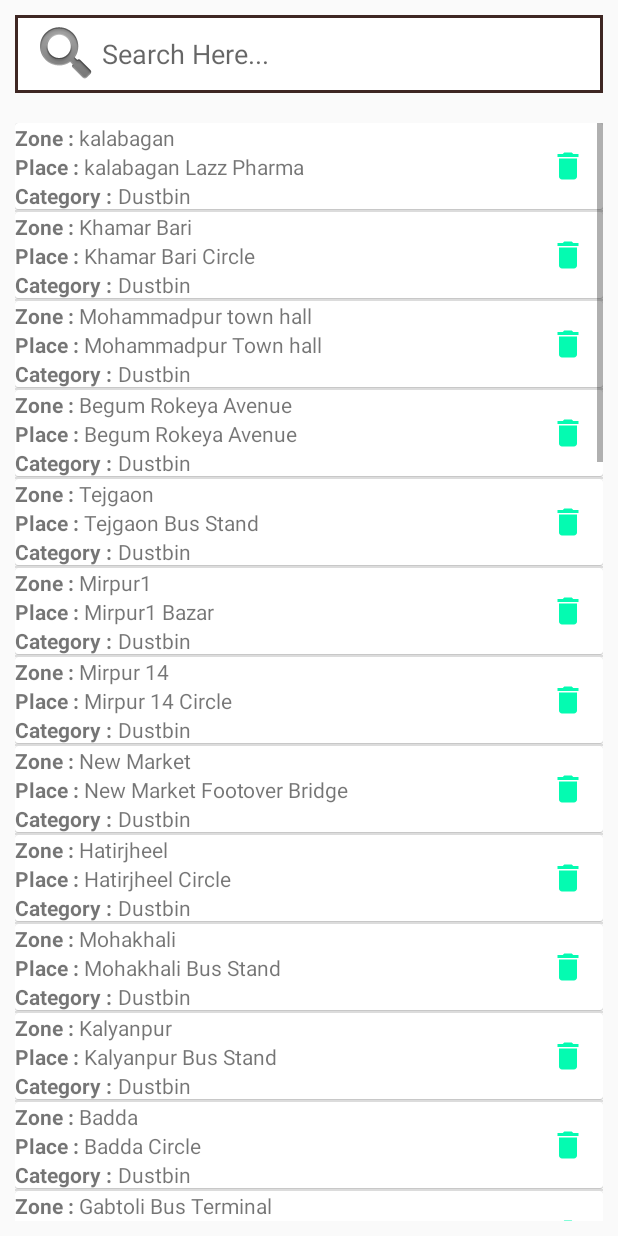
After one commit to tanvir-durlove/Locator, an Android app: the SearchActivity screen opened directly, with no data from a screen before it, on a phone screen of 412 x 824 dp. The commit adds this screen. Run offline under Robolectric (Android 15) with nearby library versions, the phone set to English and light mode, and no system bars.

Commit message:
Offline Search functionality added

```diff
--- /dev/null
+++ b/app/src/main/java/rifat/finalproject/locator/ListViewAdapter.java
@@ -0,0 +1,123 @@
+package rifat.finalproject.locator;
+
+import java.util.ArrayList;
+import java.util.List;
+import java.util.Locale;
+
+import android.content.Context;
+import android.content.Intent;
+import android.view.LayoutInflater;
+import android.view.View;
+import android.view.ViewGroup;
+import android.widget.BaseAdapter;
+import android.widget.ImageView;
+import android.widget.TextView;
+import android.view.View.OnClickListener;
+
+public class ListViewAdapter extends BaseAdapter {
+
+    // Declare Variables
+    Context mContext;
+    LayoutInflater inflater;
+    private List<SearchModel> worldpopulationlist = null;
+    private ArrayList<SearchModel> arraylist;
+
+    public ListViewAdapter(Context context,
+                           List<SearchModel> worldpopulationlist) {
+        mContext = context;
+        this.worldpopulationlist = worldpopulationlist;
+        inflater = LayoutInflater.from(mContext);
+        this.arraylist = new ArrayList<SearchModel>();
+        this.arraylist.addAll(worldpopulationlist);
+    }
+
+    public class ViewHolder {
+        TextView rank;
+        TextView country;
+        TextView population;
+        ImageView flag;
+    }
+
+    @Override
+    public int getCount() {
+        return worldpopulationlist.size();
+    }
+
+    @Override
+    public SearchModel getItem(int position) {
+        return worldpopulationlist.get(position);
+    }
+
+    @Override
+    public long getItemId(int position) {
+        return position;
+    }
+
+    public View getView(final int position, View view, ViewGroup parent) {
+        final ViewHolder holder;
+        if (view == null) {
+            holder = new ViewHolder();
+            view = inflater.inflate(R.layout.listview_item, null);
+            // Locate the TextViews in listview_item.xml
+            holder.rank = (TextView) view.findViewById(R.id.rank);
+            holder.country = (TextView) view.findViewById(R.id.country);
+            holder.population = (TextView) view.findViewById(R.id.population);
+            // Locate the ImageView in listview_item.xml
+            holder.flag = (ImageView) view.findViewById(R.id.flag);
+            view.setTag(holder);
+        } else {
+            holder = (ViewHolder) view.getTag();
+        }
+        // Set the results into TextViews
+        holder.rank.setText(worldpopulationlist.get(position).getRank());
+        holder.country.setText(worldpopulationlist.get(position).getCountry());
+        holder.population.setText(worldpopulationlist.get(position)
+                .getPopulation());
+        // Set the results into ImageView
+        holder.flag.setImageResource(worldpopulationlist.get(position)
+                .getFlag());
+        // Listen for ListView Item Click
+        view.setOnClickListener(new OnClickListener() {
+
+            @Override
+            public void onClick(View arg0) {
+                // Send single item click data to SingleItemView Class
+                Intent intent = new Intent(mContext, SingleItemView.class);
+                // Pass all data rank
+                intent.putExtra("rank",
+                        (worldpopulationlist.get(position).getRank()));
+                // Pass all data country
+                intent.putExtra("country",
+                        (worldpopulationlist.get(position).getCountry()));
+                // Pass all data population
+                intent.putExtra("population",
+                        (worldpopulationlist.get(position).getPopulation()));
+                // Pass all data flag
+                intent.putExtra("flag",
+                        (worldpopulationlist.get(position).getFlag()));
+                // Start SingleItemView Class
+                mContext.startActivity(intent);
+            }
+        });
+
+        return view;
+    }
+
+    // Filter Class
+    public void filter(String charText) {
+        charText = charText.toLowerCase(Locale.getDefault());
+        worldpopulationlist.clear();
+        if (charText.length() == 0) {
+            worldpopulationlist.addAll(arraylist);
+        } else {
+            for (SearchModel wp : arraylist) {
+                if (wp.getCountry().toLowerCase(Locale.getDefault())
+                        .contains(charText)) {
+                    worldpopulationlist.add(wp);
+                }
+            }
+        }
+        notifyDataSetChanged();
+    }
+
+}
--- /dev/null
+++ b/app/src/main/java/rifat/finalproject/locator/SearchActivity.java
@@ -0,0 +1,111 @@
+package rifat.finalproject.locator;
+
+import android.os.Bundle;
+import java.util.ArrayList;
+import java.util.Locale;
+
+import android.app.Activity;
+import android.text.Editable;
+import android.text.TextWatcher;
+import android.widget.EditText;
+import android.widget.ListView;
+
+
+public class SearchActivity extends Activity {
+
+    // Declare Variables
+    ListView list;
+    ListViewAdapter adapter;
+    EditText editsearch;
+    String[] zone;
+    String[] place;
+    String[] category;
+    int[] flag;
+    ArrayList<SearchModel> arraylist = new ArrayList<SearchModel>();
+
+    @Override
+    public void onCreate(Bundle savedInstanceState) {
+        super.onCreate(savedInstanceState);
+        setContentView(R.layout.activity_search);
+
+        // Generate sample data
+        zone = new String[] {"kalabagan","Khamar Bari","Mohammadpur town hall","Begum Rokeya Avenue","Tejgaon",
+                "Mirpur1","Mirpur 14","New Market","Hatirjheel","Mohakhali",
+                "Kalyanpur","Badda","Gabtoli Bus Terminal","Gulistan","Jatrabari","Shahabag","Shankar","Dhanmondi 1", "Dhanmondi 2", "Rayer bazar","Mohammadpur 1", "Mohammadpur 2",
+                "Kalyanpur","Farmget 1", "Farmget 2","Tejgaon", "Panthapath","Science lab","New market ",
+                "Hatirjheel","Mirpur-1 1","Mirpur-1 2","Mirpur-1 3", "Mirpur-10","Gabtoli","Bijoy Sarani","Badda","Chandrima Udyan Rd",
+                "Paikpara","Indira Road","Mohakhali"};
+
+        place = new String[] {"kalabagan Lazz Pharma","Khamar Bari Circle","Mohammadpur Town hall","Begum Rokeya Avenue",
+                "Tejgaon Bus Stand","Mirpur1 Bazar","Mirpur 14 Circle","New Market Footover Bridge","Hatirjheel Circle",
+                "Mohakhali Bus Stand","Kalyanpur Bus Stand","Badda Circle",
+                "Gabtoli Bus Terminal","Gulistan DCC Market","Jatrabari Near Flyover","Shahabag Circle",
+                "Shankar Bus Stand","12 Dhanmondi Lake Rd, Dhaka 1205", "7Dhanmondi Lake Rd, Dhaka 1205",
+                "Rayer bazaar circle","Mohammadpur Basilla Road","Mohammadpur Khilji Rd",
+                "Kalyanpur Foot Over Bridge","Farmget Park","Farmgate Foot Over Bridge, Dhaka 1215",
+                "Tejgaon  Truck Stand Road","Panthapath Bir Uttam CR Dutta Rd",
+                "Science lab Noor Mansion (Gausia), 2nd floor",
+                "New market 18 Garden Road","Hatirjheel Bridge","Mirpur 1 Zoo Road",
+                "Sha Ali Market Mirpur 1","Mirpur Buddijibi Graveyard","Mirpur 10 Stadium","Gabtoli Bus Terminal Internal Rd",
+                "Bijoy Sarani Begum Rokeya Sarani Link Road","Badda Rd No 13, Dhaka 1212","Chandrima Udyan Rd",
+                "81 Panir Pumper Goli, Dhaka 1216","Indira Road, Dhaka 1215","Mohakhali Rail Gate"};
+
+        category = new String[] {"Dustbin","Dustbin","Dustbin","Dustbin","Dustbin","Dustbin","Dustbin","Dustbin","Dustbin","Dustbin",
+                "Dustbin","Dustbin","Dustbin","Dustbin","Dustbin","Dustbin","Dustbin","Toilet","Toilet","Toilet","Toilet","Toilet",
+                "Toilet","Toilet","Toilet","Toilet","Toilet","Toilet","Toilet","Toilet","Toilet","Toilet","Toilet","Toilet","Toilet",
+                "Toilet","Toilet","Toilet","Toilet","Toilet","Toilet"};
+
+        flag = new int[] { R.drawable.ic_delete_black_24dp,R.drawable.ic_delete_black_24dp,R.drawable.ic_delete_black_24dp,R.drawable.ic_delete_black_24dp,
+                R.drawable.ic_delete_black_24dp,R.drawable.ic_delete_black_24dp,R.drawable.ic_delete_black_24dp,R.drawable.ic_delete_black_24dp,
+                R.drawable.ic_delete_black_24dp,R.drawable.ic_delete_black_24dp,R.drawable.ic_delete_black_24dp,R.drawable.ic_delete_black_24dp,
+                R.drawable.ic_delete_black_24dp,R.drawable.ic_delete_black_24dp,R.drawable.ic_delete_black_24dp,R.drawable.ic_delete_black_24dp,
+                R.drawable.ic_delete_black_24dp,
+                R.drawable.toilet,R.drawable.toilet,R.drawable.toilet,R.drawable.toilet,R.drawable.toilet,R.drawable.toilet,R.drawable.toilet,
+                R.drawable.toilet,R.drawable.toilet,R.drawable.toilet,R.drawable.toilet,R.drawable.toilet,R.drawable.toilet,R.drawable.toilet,
+                R.drawable.toilet,R.drawable.toilet,R.drawable.toilet,R.drawable.toilet,R.drawable.toilet,R.drawable.toilet,R.drawable.toilet,
+                R.drawable.toilet,R.drawable.toilet,R.drawable.toilet};
+
+        // Locate the ListView in listview_main.xml
+        list = (ListView) findViewById(R.id.listview);
+
+        for (int i = 0; i < zone.length -1; i++)
+        {
+            SearchModel wp = new SearchModel(zone[i], place[i],
+                    category[i], flag[i]);
+            // Binds all strings into an array
+            arraylist.add(wp);
+        }
+
+        // Pass results to ListViewAdapter Class
+        adapter = new ListViewAdapter(this, arraylist);
+
+        // Binds the Adapter to the ListView
+        list.setAdapter(adapter);
+
+        // Locate the EditText in listview_main.xml
+        editsearch = (EditText) findViewById(R.id.search);
+
+        // Capture Text in EditText
+        editsearch.addTextChangedListener(new TextWatcher() {
+
+            @Override
+            public void afterTextChanged(Editable arg0) {
+                // TODO Auto-generated method stub
+                String text = editsearch.getText().toString().toLowerCase(Locale.getDefault());
+                adapter.filter(text);
+            }
+
+            @Override
+            public void beforeTextChanged(CharSequence arg0, int arg1,
+                                          int arg2, int arg3) {
+                // TODO Auto-generated method stub
+            }
+
+            @Override
+            public void onTextChanged(CharSequence arg0, int arg1, int arg2,
+                                      int arg3) {
+                // TODO Auto-generated method stub
+            }
+        });
+    }
+}
--- /dev/null
+++ b/app/src/main/java/rifat/finalproject/locator/SearchModel.java
@@ -0,0 +1,32 @@
+package rifat.finalproject.locator;
+
+public class SearchModel {
+    private String zone;
+    private String place;
+    private String category;
+    private int flag;
+
+    public SearchModel(String zone, String place, String category,
+                       int flag) {
+        this.zone = zone;
+        this.place = place;
+        this.category = category;
+        this.flag = flag;
+    }
+
+    public String getRank() {
+        return this.zone;
+    }
+
+    public String getCountry() {
+        return this.place;
+    }
+
+    public String getPopulation() {
+        return this.category;
+    }
+
+    public int getFlag() {
+        return this.flag;
+    }
+}
--- /dev/null
+++ b/app/src/main/res/drawable/cursor.xml
@@ -0,0 +1,5 @@
+<?xml version="1.0" encoding="utf-8"?>
+<shape xmlns:android="http://schemas.android.com/apk/res/android" android:shape="rectangle">
+    <solid android:color="#ff000000"/>
+    <size android:width="1dp"/>
+</shape>
--- /dev/null
+++ b/app/src/main/res/drawable/ic_delete_black_24dp.xml
@@ -0,0 +1,5 @@
+<vector android:height="24dp" android:tint="#04FBB1"
+    android:viewportHeight="24.0" android:viewportWidth="24.0"
+    android:width="24dp" xmlns:android="http://schemas.android.com/apk/res/android">
+    <path android:fillColor="#FF000000" android:pathData="M6,19c0,1.1 0.9,2 2,2h8c1.1,0 2,-0.9 2,-2V7H6v12zM19,4h-3.5l-1,-1h-5l-1,1H5v2h14V4z"/>
+</vector>
--- /dev/null
+++ b/app/src/main/res/layout/activity_search.xml
@@ -0,0 +1,28 @@
+<?xml version="1.0" encoding="utf-8"?>
+<RelativeLayout xmlns:android="http://schemas.android.com/apk/res/android"
+    android:layout_width="fill_parent"
+    android:layout_height="fill_parent" >
+
+    <EditText
+        android:id="@+id/search"
+        android:layout_margin="10dp"
+        android:layout_width="match_parent"
+        android:layout_height="wrap_content"
+        android:drawableLeft="@android:drawable/ic_search_category_default"
+        android:paddingLeft="10dp"
+        android:hint="Search Here..."
+        android:background="@drawable/card_background"
+        android:textCursorDrawable="@drawable/cursor">
+
+        <requestFocus />
+    </EditText>
+
+    <ListView
+        android:id="@+id/listview"
+        android:layout_width="match_parent"
+        android:layout_height="match_parent"
+        android:layout_below="@+id/search"
+        android:layout_margin="10dp"
+        android:layout_marginTop="20dp"/>
+
+</RelativeLayout>
--- /dev/null
+++ b/app/src/main/res/layout/listview_item.xml
@@ -0,0 +1,59 @@
+<?xml version="1.0" encoding="utf-8"?>
+<RelativeLayout xmlns:android="http://schemas.android.com/apk/res/android"
+    android:layout_width="match_parent"
+    android:layout_height="wrap_content"
+    android:background="@drawable/layer_card_background">
+
+    <TextView
+        android:id="@+id/ranklabel"
+        android:layout_width="wrap_content"
+        android:layout_height="wrap_content"
+        android:text="Zone : "
+        android:textStyle="bold"/>
+
+    <TextView
+        android:id="@+id/rank"
+        android:layout_width="wrap_content"
+        android:layout_height="wrap_content"
+        android:layout_toRightOf="@+id/ranklabel" />
+
+    <TextView
+        android:id="@+id/countrylabel"
+        android:textStyle="bold"
+        android:layout_width="wrap_content"
+        android:layout_height="wrap_content"
+        android:layout_below="@+id/ranklabel"
+        android:text="Place : " />
+
+    <TextView
+        android:id="@+id/country"
+        android:layout_width="wrap_content"
+        android:layout_height="wrap_content"
+        android:layout_below="@+id/rank"
+        android:layout_toRightOf="@+id/countrylabel" />
+
+    <TextView
+        android:id="@+id/populationlabel"
+        android:layout_width="wrap_content"
+        android:layout_height="wrap_content"
+        android:layout_below="@+id/countrylabel"
+        android:text="Category : "
+        android:textStyle="bold"/>
+
+    <TextView
+        android:id="@+id/population"
+        android:layout_width="wrap_content"
+        android:layout_height="wrap_content"
+        android:layout_below="@+id/country"
+        android:layout_toRightOf="@+id/populationlabel" />
+
+    <ImageView
+        android:id="@+id/flag"
+        android:layout_width="wrap_content"
+        android:layout_height="wrap_content"
+        android:layout_marginRight="10dp"
+        android:layout_alignParentRight="true"
+        android:layout_centerVertical="true"
+        android:padding="1dp" />
+
+</RelativeLayout>
```
Also changed, not shown: app/src/main/AndroidManifest.xml (+11 -21 lines), app/src/main/java/rifat/finalproject/locator/MainActivity.java (+17 -15 lines), app/src/main/java/rifat/finalproject/locator/SingleItemView.java (added, +51 -0 lines), app/src/main/res/layout/activity_main.xml (+3 -4 lines), app/src/main/res/layout/singleitemview.xml (added, +61 -0 lines), app/src/main/res/drawable/toilet.png (added).
